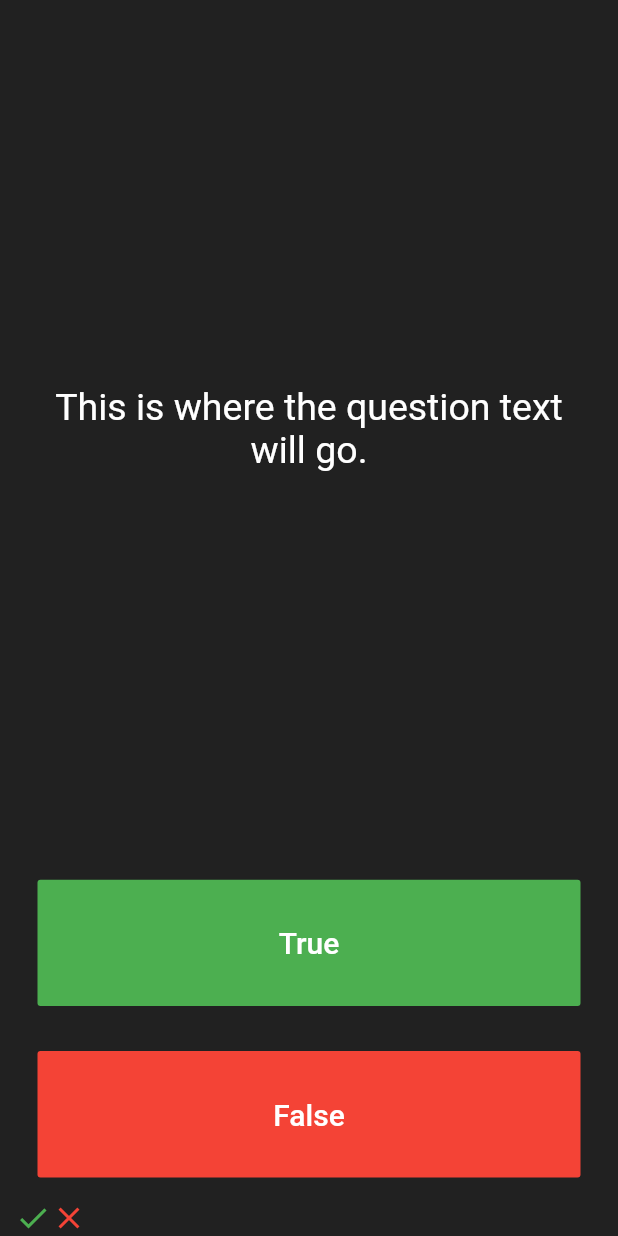
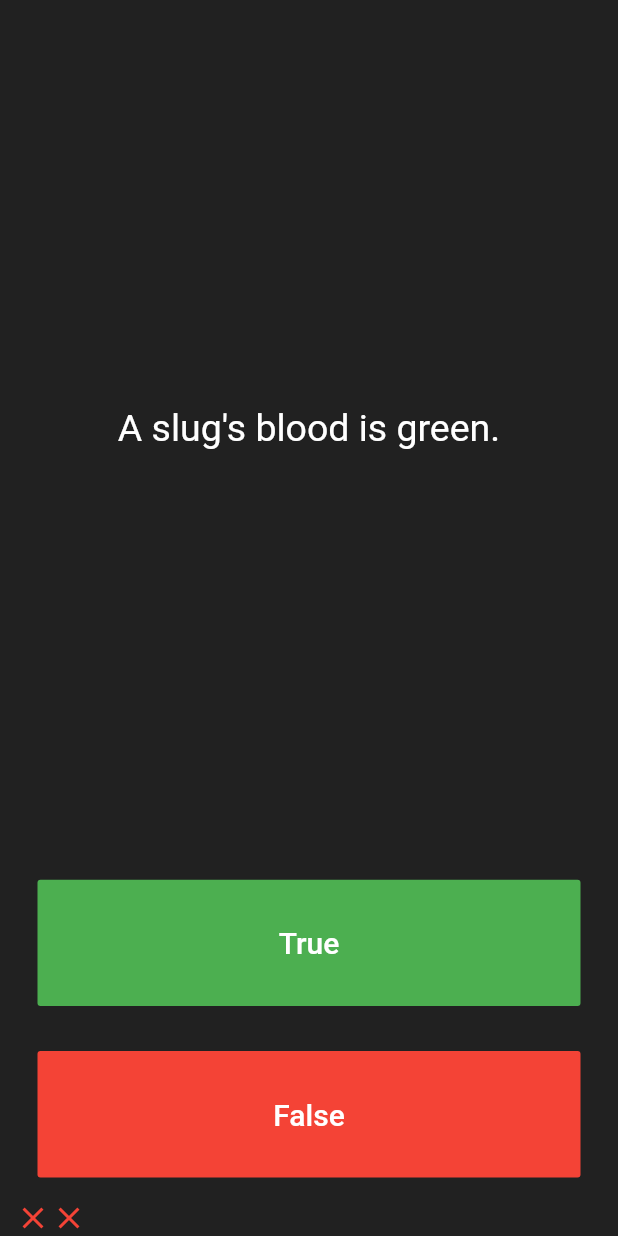
Before and after one commit to harshilgupta-dev/QuizzlerApp, a Flutter app: the screen it shows after launch, after a tap on "True", after a tap on "False", on a phone screen of 412 x 824 dp. Run offline on Flutter 3.47's test engine with Material 2 defaults, Android fonts, the phone set to English and light mode, and no system bars.

```diff
--- /dev/null
+++ b/lib/defination/QuizzBrain.dart
@@ -0,0 +1,3 @@
+class QuizzBrain{
+
+}
--- a/lib/main1.dart
+++ b/lib/main1.dart
@@ -45,7 +45,7 @@ class _QuizPageState extends State<QuizPage> {
             padding: EdgeInsets.all(10.0),
             child: Center(
               child: Text(
-                'This is where the question text will go.',
+                questionsBank[questionNumber].questionText,
                 textAlign: TextAlign.center,
                 style: TextStyle(
                   fontSize: 25.0,
@@ -70,12 +70,15 @@ class _QuizPageState extends State<QuizPage> {
               ),
               onPressed: () {
                 setState(() {
-                  scoreKepper.add(
-                      Icon(
-                        Icons.check,
-                        color: Colors.green,
-                      ),
-                  );
+                  bool correctAnswer=questionsBank[questionNumber].questionAnswer;
+                  if(correctAnswer==true){
+                    scoreKepper.add(Icon(Icons.check, color: Colors.green,));
+                    questionNumber++;
+                  }
+                  else{
+                    scoreKepper.add(Icon(Icons.close, color: Colors.red,));
+                    questionNumber++;
+                  }
                 }
                 );
               },
@@ -96,9 +99,16 @@ class _QuizPageState extends State<QuizPage> {
               ),
               onPressed: () {
                 setState(() {
-                  scoreKepper.add(
-                    Icon(Icons.close, color: Colors.red,),
-                  );
+                  bool correctAnswer=questionsBank[questionNumber].questionAnswer;
+                  if(correctAnswer==false){
+                    scoreKepper.add(Icon(Icons.check, color: Colors.green,));
+                    questionNumber++;
+                  }
+                  else{
+                    scoreKepper.add(Icon(Icons.close, color: Colors.red,));
+                    questionNumber++;
+                  }
+
                   }
                 );
               },
```
